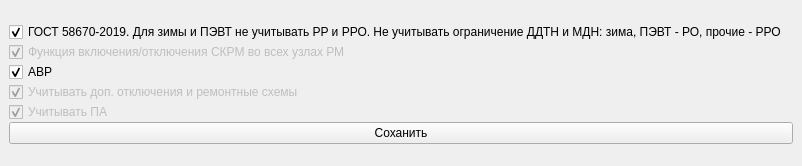
The window that qt_calc_ur_set.ui (wia86/rastr_add) describes before a commit, drawn with Qt 5.
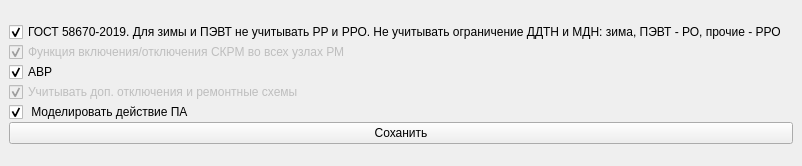
The same window after the commit.

```diff
--- a/qt_calc_ur_set.ui
+++ b/qt_calc_ur_set.ui
@@ -69,10 +69,10 @@
       <item>
        <widget class="QCheckBox" name="cb_pa">
         <property name="enabled">
-         <bool>false</bool>
+         <bool>true</bool>
         </property>
         <property name="text">
-         <string>Учитывать ПА</string>
+         <string> Моделировать действие ПА</string>
         </property>
         <property name="checked">
          <bool>true</bool>
```
